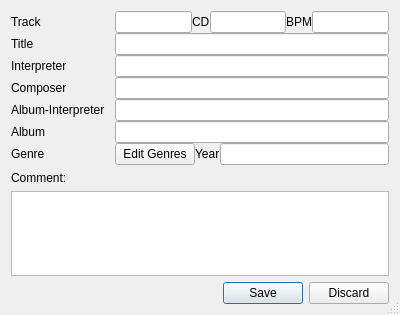
Qt form music_manager/views/edit.ui (cedi4155476/musicmanager) before a commit.
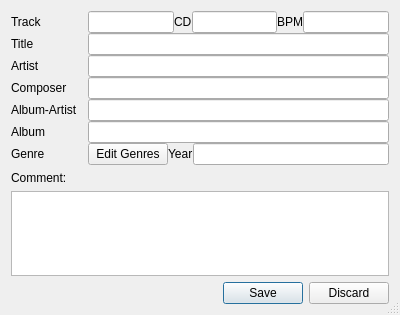
The same form after that commit.

Patch:
```diff
--- a/music_manager/views/edit.ui
+++ b/music_manager/views/edit.ui
@@ -50,7 +50,7 @@
        <item>
         <widget class="QLabel" name="label_2">
          <property name="text">
-          <string>Interpreter</string>
+          <string>Artist</string>
          </property>
         </widget>
        </item>
@@ -64,7 +64,7 @@
        <item>
         <widget class="QLabel" name="label_4">
          <property name="text">
-          <string>Album-Interpreter</string>
+          <string>Album-Artist</string>
          </property>
         </widget>
        </item>
```
Left out of the diff: 4 changed lines with no effect on the pictures.
